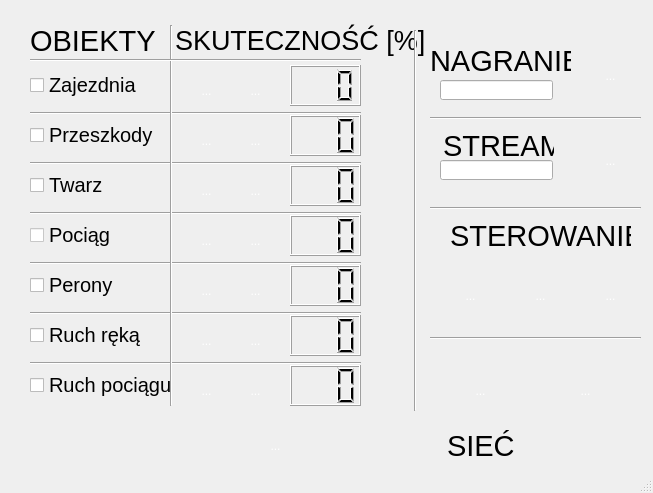
Qt form PKM2/GUI/PKM_GUI.ui (Medioxx/PKM2.2) before a commit.
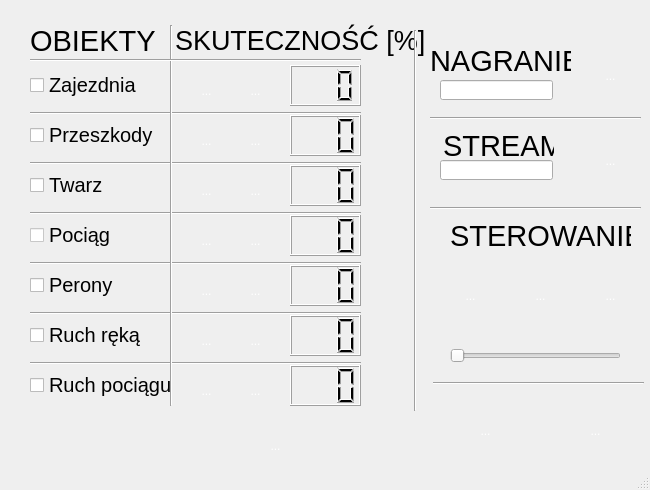
The same form after that commit. Icons and pictures are not drawn.

Diff of the .ui file:
```diff
--- a/PKM2/GUI/PKM_GUI.ui
+++ b/PKM2/GUI/PKM_GUI.ui
@@ -6,8 +6,8 @@
    <rect>
     <x>0</x>
     <y>0</y>
-    <width>653</width>
-    <height>493</height>
+    <width>650</width>
+    <height>490</height>
    </rect>
   </property>
   <property name="windowTitle">
@@ -2893,10 +2893,10 @@
    <widget class="QToolButton" name="button_program_stop">
     <property name="geometry">
      <rect>
-      <x>530</x>
-      <y>340</y>
-      <width>111</width>
-      <height>101</height>
+      <x>550</x>
+      <y>390</y>
+      <width>91</width>
+      <height>81</height>
      </rect>
     </property>
     <property name="palette">
@@ -9920,8 +9920,8 @@
    <widget class="Line" name="line_12">
     <property name="geometry">
      <rect>
-      <x>430</x>
-      <y>330</y>
+      <x>433</x>
+      <y>375</y>
       <width>211</width>
       <height>16</height>
      </rect>
@@ -10381,10 +10381,10 @@
    <widget class="QToolButton" name="button_siec">
     <property name="geometry">
      <rect>
-      <x>450</x>
-      <y>355</y>
-      <width>61</width>
-      <height>71</height>
+      <x>440</x>
+      <y>390</y>
+      <width>91</width>
+      <height>81</height>
      </rect>
     </property>
     <property name="palette">
@@ -10821,27 +10821,37 @@
     </property>
     <property name="iconSize">
      <size>
-      <width>60</width>
-      <height>60</height>
+      <width>80</width>
+      <height>80</height>
      </size>
     </property>
    </widget>
-   <widget class="QLabel" name="label_6">
+   <widget class="QSlider" name="predkosc_slider">
     <property name="geometry">
      <rect>
-      <x>447</x>
-      <y>420</y>
-      <width>71</width>
-      <height>51</height>
+      <x>450</x>
+      <y>340</y>
+      <width>171</width>
+      <height>31</height>
      </rect>
     </property>
-    <property name="font">
-     <font>
-      <pointsize>22</pointsize>
-     </font>
+    <property name="maximum">
+     <number>14</number>
     </property>
-    <property name="text">
-     <string>SIEĆ</string>
+    <property name="singleStep">
+     <number>1</number>
+    </property>
+    <property name="value">
+     <number>0</number>
+    </property>
+    <property name="tracking">
+     <bool>true</bool>
+    </property>
+    <property name="orientation">
+     <enum>Qt::Horizontal</enum>
+    </property>
+    <property name="tickInterval">
+     <number>0</number>
     </property>
    </widget>
   </widget>
```
Left out of the diff: 4 changed lines with no effect on the pictures.
